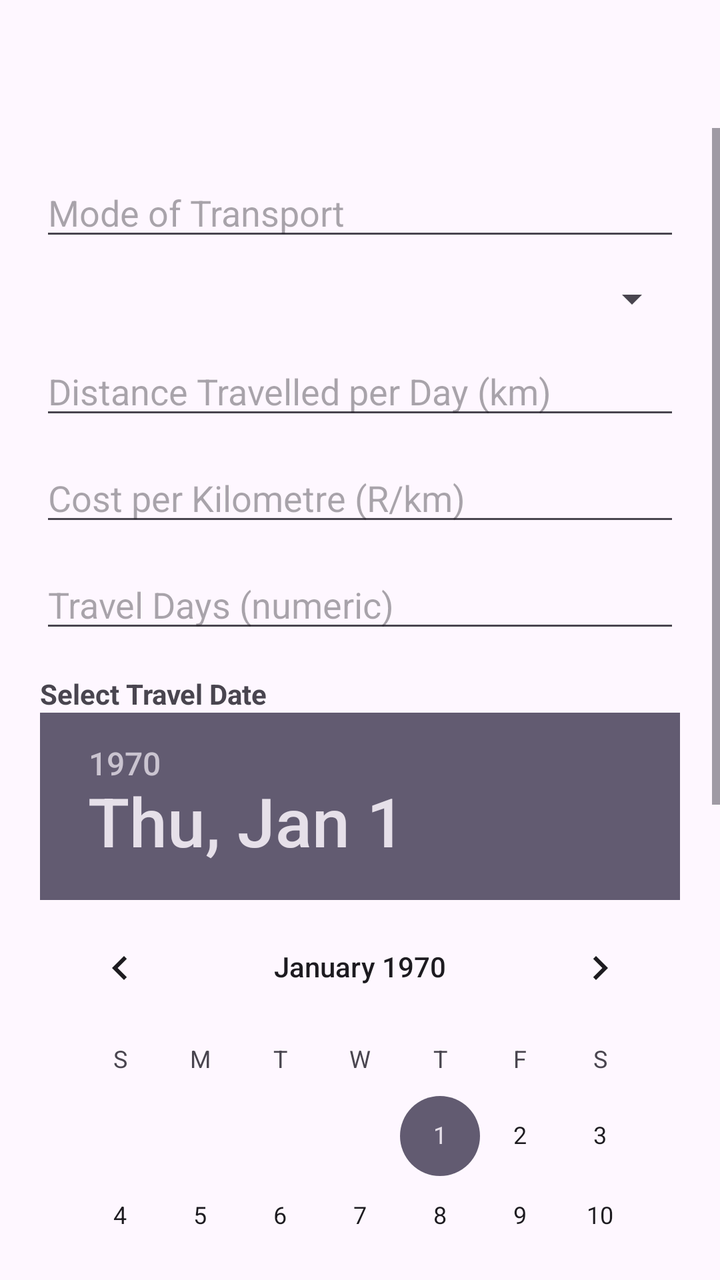
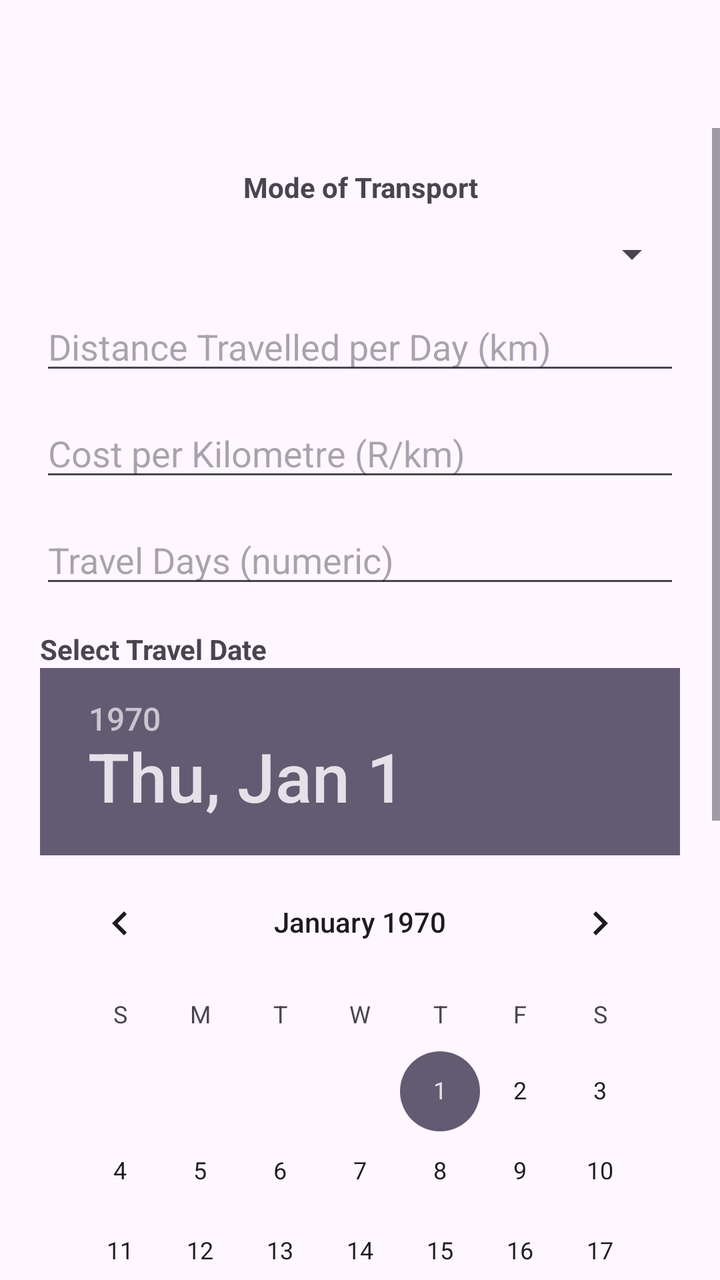

The first picture is an Android layout as it rendered before a commit; the second is the same layout after the commit. The layout source and the unified diff follow.
<!-- AndroidManifest.xml: application theme Theme.TransportCostComparator -->
<!-- res/layout/activity_input.xml -->
<?xml version="1.0" encoding="utf-8"?>
<LinearLayout xmlns:android="http://schemas.android.com/apk/res/android" android:layout_width="match_parent" android:layout_height="match_parent" android:orientation="vertical">
    <com.google.android.material.appbar.MaterialToolbar android:id="@+id/toolbar" android:layout_width="match_parent" android:layout_height="?attr/actionBarSize" android:title="Transport Information" />
    <ScrollView android:layout_width="match_parent" android:layout_height="match_parent"><LinearLayout android:layout_width="match_parent" android:layout_height="wrap_content" android:orientation="vertical" android:padding="20dp">
        <EditText android:id="@+id/etMode" android:layout_width="match_parent" android:layout_height="wrap_content" android:hint="Mode of Transport" android:inputType="textCapWords" />
        <Spinner android:id="@+id/spinnerType" android:layout_width="match_parent" android:layout_height="wrap_content" android:layout_marginTop="12dp" android:contentDescription="Transport Type" />
        <EditText android:id="@+id/etDistance" android:layout_width="match_parent" android:layout_height="wrap_content" android:layout_marginTop="12dp" android:hint="Distance Travelled per Day (km)" android:inputType="numberDecimal" />
        <EditText android:id="@+id/etCost" android:layout_width="match_parent" android:layout_height="wrap_content" android:layout_marginTop="12dp" android:hint="Cost per Kilometre (R/km)" android:inputType="numberDecimal" />
        <EditText android:id="@+id/etDays" android:layout_width="match_parent" android:layout_height="wrap_content" android:layout_marginTop="12dp" android:hint="Travel Days (numeric)" android:inputType="number" />
        <TextView android:layout_width="wrap_content" android:layout_height="wrap_content" android:layout_marginTop="16dp" android:text="Select Travel Date" android:textStyle="bold" />
        <DatePicker android:id="@+id/datePickerTravelDays" android:layout_width="match_parent" android:layout_height="wrap_content" />
        <TextView android:layout_width="match_parent" android:layout_height="wrap_content" android:layout_marginTop="12dp" android:text="If calculations appear incorrect:\n• Verify all input values.\n• Ensure a travel date has been selected.\n• Confirm that distance and cost are numeric values.\n• Save the calculation before viewing reports." />
        <Button android:id="@+id/btnCalculateSave" android:layout_width="match_parent" android:layout_height="wrap_content" android:layout_marginTop="20dp" android:text="Calculate &amp; Save" />
        <Button android:id="@+id/btnClear" android:layout_width="match_parent" android:layout_height="wrap_content" android:layout_marginTop="8dp" android:text="Clear" />
    </LinearLayout></ScrollView>
</LinearLayout>
<!-- resources referenced by this layout -->
<resources>
  <style name="Theme.TransportCostComparator" parent="Base.Theme.TransportCostComparator" />
  <style name="Base.Theme.TransportCostComparator" parent="Theme.Material3.DayNight.NoActionBar">
          
          
      </style>
</resources>

<!-- the commit's change to res/layout/activity_input.xml (unified diff, before → after) -->
@@ -2,7 +2,15 @@
 <LinearLayout xmlns:android="http://schemas.android.com/apk/res/android" android:layout_width="match_parent" android:layout_height="match_parent" android:orientation="vertical">
     <com.google.android.material.appbar.MaterialToolbar android:id="@+id/toolbar" android:layout_width="match_parent" android:layout_height="?attr/actionBarSize" android:title="Transport Information" />
     <ScrollView android:layout_width="match_parent" android:layout_height="match_parent"><LinearLayout android:layout_width="match_parent" android:layout_height="wrap_content" android:orientation="vertical" android:padding="20dp">
-        <EditText android:id="@+id/etMode" android:layout_width="match_parent" android:layout_height="wrap_content" android:hint="Mode of Transport" android:inputType="textCapWords" />
+
+        <TextView
+            android:id="@+id/etMode"
+            android:layout_width="match_parent"
+            android:layout_height="wrap_content"
+            android:gravity="center"
+            android:text="Mode of Transport"
+            android:textStyle="bold" />
+
         <Spinner android:id="@+id/spinnerType" android:layout_width="match_parent" android:layout_height="wrap_content" android:layout_marginTop="12dp" android:contentDescription="Transport Type" />
         <EditText android:id="@+id/etDistance" android:layout_width="match_parent" android:layout_height="wrap_content" android:layout_marginTop="12dp" android:hint="Distance Travelled per Day (km)" android:inputType="numberDecimal" />
         <EditText android:id="@+id/etCost" android:layout_width="match_parent" android:layout_height="wrap_content" android:layout_marginTop="12dp" android:hint="Cost per Kilometre (R/km)" android:inputType="numberDecimal" />
